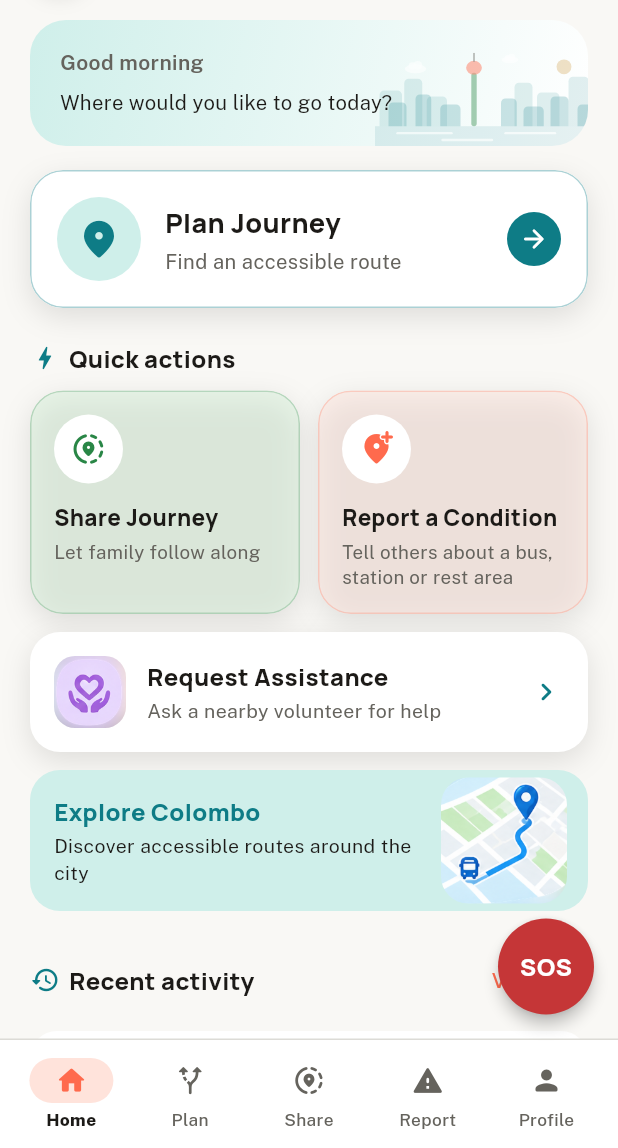
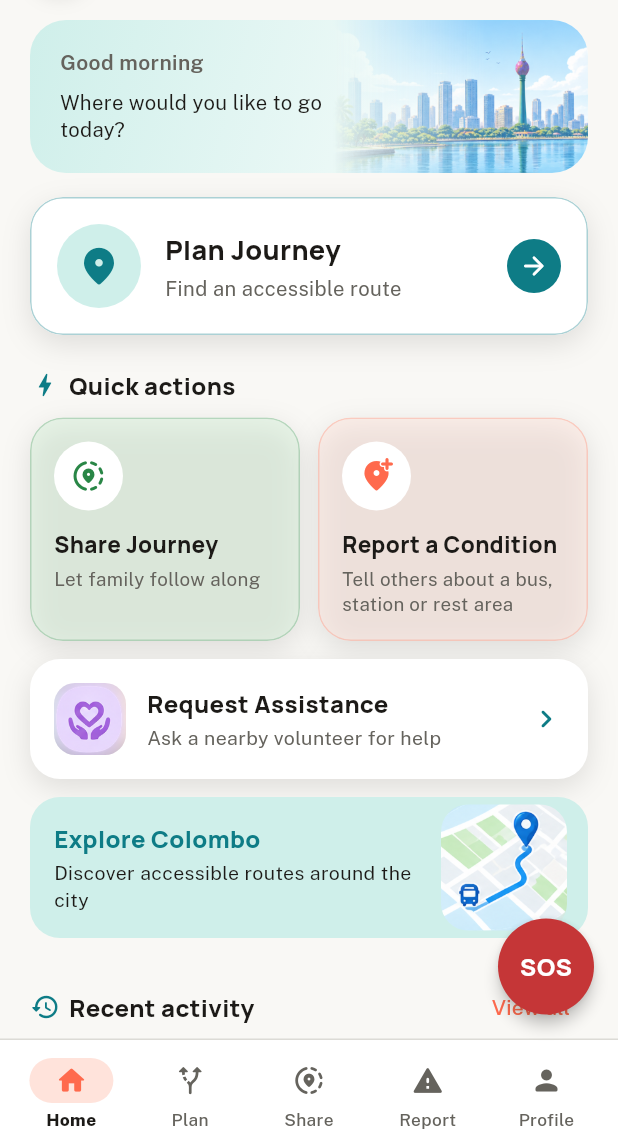
Before and after one commit to Marco03Fernando/Inclusive-Public-Transport-Companion, a Flutter app: the HomeScreen screen opened by its route, on a phone screen of 412 x 824 dp, the part 88-1236 px from its top. Run offline on Flutter 3.47's test engine with Material 3 defaults, Android fonts, the phone set to English and light mode, and no system bars; our stand-ins replace cloud_firestore, firebase_auth, firebase_core, firebase_storage, flutter_native_splash, flutter_tts and 5 more; accounts and stored records are empty.

Commit message:
Refactor home screen greeting banner to replace Colombo skyline with waterfront artwork. Adjusted positioning and opacity for improved visual integration. Updated width factors for text layout.

```diff
--- a/lib/screens/passenger/home_screen.dart
+++ b/lib/screens/passenger/home_screen.dart
@@ -11,7 +11,6 @@ import '../../providers/reports_provider.dart';
 import '../../widgets/accessibility_shortcut_button.dart';
 import '../../widgets/app_scaffold.dart';
 import '../../widgets/brand_mark.dart';
-import '../../widgets/colombo_skyline.dart';
 import '../../widgets/condition_tile.dart';
 import '../../widgets/home_widgets.dart';
 import '../../widgets/read_aloud_button.dart';
@@ -192,13 +191,27 @@ class _GreetingBanner extends StatelessWidget {
       ),
       child: Stack(
         children: [
-          // Skyline on the right, behind the text; it never sets the height.
-          const Positioned(
-            right: -8,
+          // Waterfront artwork on the right, faded into the card and behind
+          // the text; it never sets the banner's height.
+          Positioned(
+            right: 0,
             bottom: 0,
-            top: 18,
-            width: 150,
-            child: Opacity(opacity: 0.75, child: ColomboSkyline()),
+            top: 0,
+            width: 170,
+            child: ExcludeSemantics(
+              child: ShaderMask(
+                shaderCallback: (rect) => const LinearGradient(
+                  colors: [Colors.transparent, Colors.black],
+                  stops: [0, 0.6],
+                ).createShader(rect),
+                blendMode: BlendMode.dstIn,
+                child: Image.asset(
+                  'assets/artwork/colombo_skyline_waterfront.png',
+                  fit: BoxFit.cover,
+                  alignment: Alignment.centerRight,
+                ),
+              ),
+            ),
           ),
           Padding(
             padding: const EdgeInsets.fromLTRB(20, 18, 20, 20),
@@ -218,7 +231,7 @@ class _GreetingBanner extends StatelessWidget {
                   if (name != null) ...[
                     const SizedBox(height: 2),
                     FractionallySizedBox(
-                      widthFactor: 0.72,
+                      widthFactor: 0.62,
                       child: Semantics(
                         header: true,
                         child: Text(
@@ -237,7 +250,7 @@ class _GreetingBanner extends StatelessWidget {
                   ],
                   const SizedBox(height: 8),
                   FractionallySizedBox(
-                    widthFactor: 0.68,
+                    widthFactor: 0.6,
                     child: Text(
                       prompt,
                       style: TextStyle(
```
